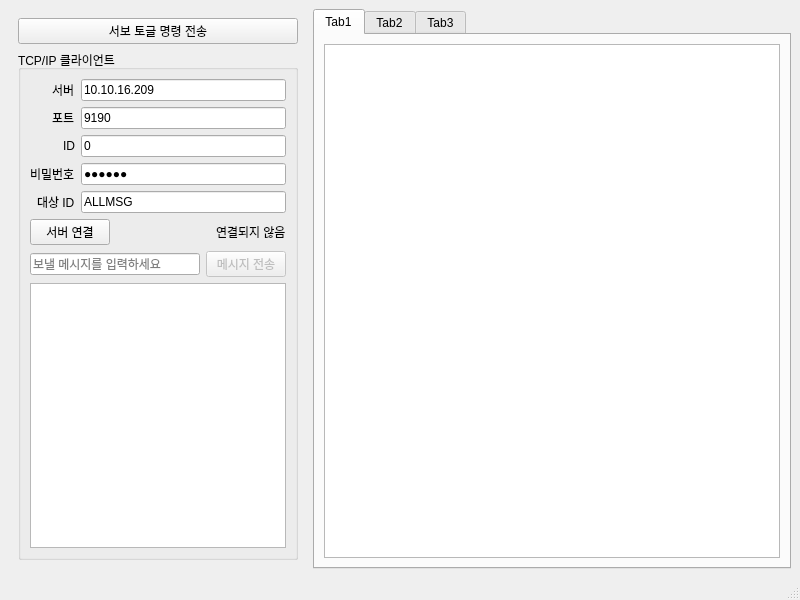
Old version of the form Qt_GUI/BoxBoxApplication/mainwindow.ui in the repository jeong7231/intel7_final_team6.
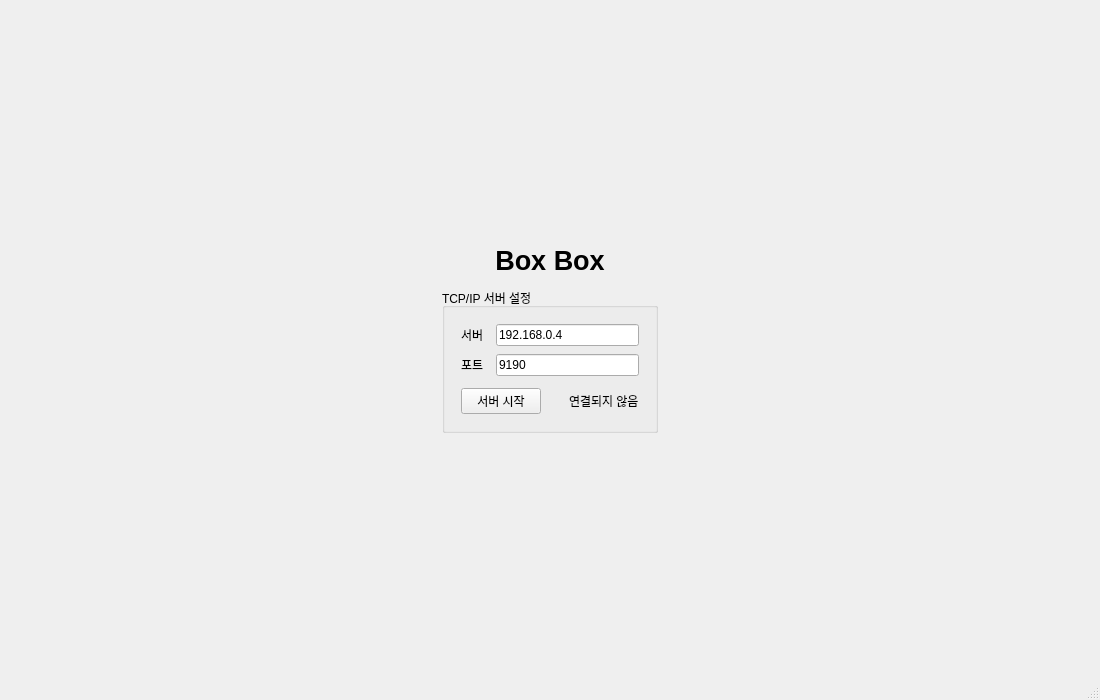
New version of the form. The open tabs and pages were chosen to show the change.

```diff
--- a/Qt_GUI/BoxBoxApplication/mainwindow.ui
+++ b/Qt_GUI/BoxBoxApplication/mainwindow.ui
@@ -6,36 +6,216 @@
    <rect>
     <x>0</x>
     <y>0</y>
-    <width>800</width>
-    <height>600</height>
+    <width>1100</width>
+    <height>700</height>
    </rect>
   </property>
   <property name="windowTitle">
    <string>MainWindow</string>
   </property>
   <widget class="QWidget" name="centralwidget">
-   <layout class="QHBoxLayout" name="mainLayout" stretch="0,1">
+   <layout class="QVBoxLayout" name="centralLayout">
+    <property name="spacing">
+     <number>6</number>
+    </property>
+    <property name="leftMargin">
+     <number>9</number>
+    </property>
+    <property name="topMargin">
+     <number>9</number>
+    </property>
+    <property name="rightMargin">
+     <number>9</number>
+    </property>
+    <property name="bottomMargin">
+     <number>9</number>
+    </property>
     <item>
-     <widget class="QWidget" name="leftPanel">
-      <layout class="QVBoxLayout" name="leftLayout" stretch="0,1">
+     <widget class="QStackedWidget" name="stackedWidget">
+      <property name="currentIndex">
+       <number>0</number>
+      </property>
+      <widget class="QWidget" name="connectPage">
+       <layout class="QVBoxLayout" name="connectPageLayout">
+        <property name="spacing">
+         <number>12</number>
+        </property>
+        <property name="leftMargin">
+         <number>0</number>
+        </property>
+        <property name="topMargin">
+         <number>20</number>
+        </property>
+        <property name="rightMargin">
+         <number>0</number>
+        </property>
+        <property name="bottomMargin">
+         <number>20</number>
+        </property>
        <item>
-        <widget class="QPushButton" name="publishButton">
+         <spacer name="connectPageTopSpacer">
+          <property name="orientation">
+           <enum>Qt::Orientation::Vertical</enum>
+          </property>
+          <property name="sizeType">
+           <enum>QSizePolicy::Policy::Expanding</enum>
+          </property>
+          <property name="sizeHint" stdset="0">
+           <size>
+            <width>20</width>
+            <height>20</height>
+           </size>
+          </property>
+         </spacer>
+        </item>
+        <item alignment="Qt::AlignmentFlag::AlignHCenter">
+         <widget class="QLabel" name="connectPageTitleLabel">
+          <property name="font">
+           <font>
+            <pointsize>20</pointsize>
+            <bold>true</bold>
+           </font>
+          </property>
          <property name="text">
-          <string>서보 토글 명령 전송</string>
-         </property>
-        </widget>
-       </item>
-       <item>
-        <widget class="QGroupBox" name="tcpGroupBox">
+           <string notr="true">Box Box</string>
+          </property>
+          <property name="alignment">
+           <set>Qt::AlignmentFlag::AlignCenter</set>
+          </property>
+         </widget>
+        </item>
+        <item alignment="Qt::AlignmentFlag::AlignHCenter">
+         <widget class="QGroupBox" name="connectPageGroupBox">
+          <property name="sizePolicy">
+           <sizepolicy hsizetype="Preferred" vsizetype="Fixed">
+            <horstretch>0</horstretch>
+            <verstretch>0</verstretch>
+           </sizepolicy>
+          </property>
          <property name="title">
-          <string>TCP/IP 클라이언트</string>
-         </property>
-         <layout class="QVBoxLayout" name="verticalLayout_2" stretch="0,0,0,1">
+           <string>TCP/IP 서버 설정</string>
+          </property>
+          <layout class="QVBoxLayout" name="connectPageGroupBoxLayout">
+           <property name="spacing">
+            <number>12</number>
+           </property>
+           <property name="leftMargin">
+            <number>16</number>
+           </property>
+           <property name="topMargin">
+            <number>16</number>
+           </property>
+           <property name="rightMargin">
+            <number>16</number>
+           </property>
+           <property name="bottomMargin">
+            <number>16</number>
+           </property>
           <item>
-           <layout class="QFormLayout" name="formLayout">
-            <property name="labelAlignment">
-             <set>Qt::AlignRight|Qt::AlignTrailing|Qt::AlignVCenter</set>
-            </property>
+            <layout class="QFormLayout" name="connectPageFormLayout">
+             <property name="horizontalSpacing">
+              <number>12</number>
+             </property>
+             <property name="verticalSpacing">
+              <number>8</number>
+             </property>
+             <item row="0" column="0">
+              <widget class="QLabel" name="connectServerLabel">
+               <property name="text">
+                <string>서버</string>
+               </property>
+              </widget>
+             </item>
+             <item row="0" column="1">
+              <widget class="QLineEdit" name="connectServerLineEdit">
+               <property name="text">
+                <string>192.168.0.4</string>
+               </property>
+              </widget>
+             </item>
+             <item row="1" column="0">
+              <widget class="QLabel" name="connectPortLabel">
+               <property name="text">
+                <string>포트</string>
+               </property>
+              </widget>
+             </item>
+             <item row="1" column="1">
+              <widget class="QLineEdit" name="connectPortLineEdit">
+               <property name="text">
+                <string>9190</string>
+               </property>
+              </widget>
+             </item>
+            </layout>
+           </item>
+           <item>
+            <layout class="QHBoxLayout" name="connectPageButtonLayout">
+             <item>
+              <widget class="QPushButton" name="connectPageConnectButton">
+               <property name="text">
+                <string>서버 시작</string>
+               </property>
+              </widget>
+             </item>
+             <item>
+              <spacer name="connectPageButtonSpacer">
+               <property name="orientation">
+                <enum>Qt::Orientation::Horizontal</enum>
+               </property>
+               <property name="sizeType">
+                <enum>QSizePolicy::Policy::Fixed</enum>
+               </property>
+               <property name="sizeHint" stdset="0">
+                <size>
+                 <width>16</width>
+                 <height>20</height>
+                </size>
+               </property>
+              </spacer>
+             </item>
+             <item>
+              <widget class="QLabel" name="connectPageStatusLabel">
+               <property name="text">
+                <string>연결되지 않음</string>
+               </property>
+              </widget>
+             </item>
+            </layout>
+           </item>
+          </layout>
+         </widget>
+        </item>
+        <item>
+         <spacer name="connectPageBottomSpacer">
+          <property name="orientation">
+           <enum>Qt::Orientation::Vertical</enum>
+          </property>
+          <property name="sizeType">
+           <enum>QSizePolicy::Policy::Expanding</enum>
+          </property>
+          <property name="sizeHint" stdset="0">
+           <size>
+            <width>20</width>
+            <height>20</height>
+           </size>
+          </property>
+         </spacer>
+        </item>
+       </layout>
+      </widget>
+      <widget class="QWidget" name="mainPage">
+       <layout class="QHBoxLayout" name="mainPageLayout">
+        <item>
+         <layout class="QVBoxLayout" name="leftLayout">
+          <item>
+           <widget class="QGroupBox" name="connectionGroupBox">
+            <property name="title">
+             <string>TCP/IP 제어</string>
+            </property>
+            <layout class="QVBoxLayout" name="connectionGroupBoxLayout">
+             <item>
+              <layout class="QFormLayout" name="connectionFormLayout">
             <item row="0" column="0">
              <widget class="QLabel" name="serverLabel">
               <property name="text">
@@ -46,7 +226,7 @@
             <item row="0" column="1">
              <widget class="QLineEdit" name="serverLineEdit">
               <property name="text">
-               <string>10.10.16.209</string>
+                  <string>10.10.16.44</string>
               </property>
              </widget>
             </item>
@@ -64,59 +244,14 @@
               </property>
              </widget>
             </item>
-            <item row="2" column="0">
-             <widget class="QLabel" name="idLabel">
-              <property name="text">
-               <string>ID</string>
-              </property>
-             </widget>
-            </item>
-            <item row="2" column="1">
-             <widget class="QLineEdit" name="idLineEdit">
-              <property name="text">
-               <string>0</string>
-              </property>
-             </widget>
-            </item>
-            <item row="3" column="0">
-             <widget class="QLabel" name="passwordLabel">
-              <property name="text">
-               <string>비밀번호</string>
-              </property>
-             </widget>
-            </item>
-            <item row="3" column="1">
-             <widget class="QLineEdit" name="passwordLineEdit">
-              <property name="echoMode">
-               <enum>QLineEdit::Password</enum>
-              </property>
-              <property name="text">
-               <string>PASSWD</string>
-              </property>
-             </widget>
-            </item>
-            <item row="4" column="0">
-             <widget class="QLabel" name="targetLabel">
-              <property name="text">
-               <string>대상 ID</string>
-              </property>
-             </widget>
-            </item>
-            <item row="4" column="1">
-             <widget class="QLineEdit" name="targetLineEdit">
-              <property name="text">
-               <string>ALLMSG</string>
-              </property>
-             </widget>
-            </item>
            </layout>
           </item>
           <item>
-           <layout class="QHBoxLayout" name="horizontalLayout">
+              <layout class="QHBoxLayout" name="connectionButtonLayout">
             <item>
              <widget class="QPushButton" name="connectButton">
               <property name="text">
-               <string>서버 연결</string>
+                  <string>서버 시작</string>
               </property>
              </widget>
             </item>
@@ -143,7 +278,7 @@
            </layout>
           </item>
           <item>
-           <layout class="QHBoxLayout" name="horizontalLayout_2">
+              <layout class="QHBoxLayout" name="messageLayout">
             <item>
              <widget class="QLineEdit" name="messageLineEdit">
               <property name="placeholderText">
@@ -170,12 +305,20 @@
             </property>
            </widget>
           </item>
-         </layout>
+             <item>
+              <widget class="QPushButton" name="publishButton">
+               <property name="text">
+                <string>비상정지</string>
+               </property>
         </widget>
        </item>
       </layout>
      </widget>
     </item>
+         </layout>
+        </item>
+        <item>
+         <layout class="QVBoxLayout" name="rightPanelLayout">
     <item>
      <widget class="QTabWidget" name="dataTabWidget">
       <property name="currentIndex">
@@ -183,7 +326,7 @@
       </property>
       <widget class="QWidget" name="tab1">
        <attribute name="title">
-        <string>Tab1</string>
+              <string>서울</string>
        </attribute>
        <layout class="QVBoxLayout" name="tab1Layout">
         <item>
@@ -193,7 +336,7 @@
       </widget>
       <widget class="QWidget" name="tab2">
        <attribute name="title">
-        <string>Tab2</string>
+              <string>부산</string>
        </attribute>
        <layout class="QVBoxLayout" name="tab2Layout">
         <item>
@@ -203,7 +346,7 @@
       </widget>
       <widget class="QWidget" name="tab3">
        <attribute name="title">
-        <string>Tab3</string>
+              <string>대전</string>
        </attribute>
        <layout class="QVBoxLayout" name="tab3Layout">
         <item>
@@ -211,6 +354,32 @@
         </item>
        </layout>
       </widget>
+            <widget class="QWidget" name="tab4">
+             <attribute name="title">
+              <string>미분류</string>
+             </attribute>
+             <layout class="QVBoxLayout" name="tab4Layout">
+              <item>
+               <widget class="QTableView" name="tab4TableView"/>
+              </item>
+             </layout>
+            </widget>
+           </widget>
+          </item>
+          <item>
+           <widget class="QLabel" name="zoneCountLabel">
+            <property name="text">
+             <string>STM 존 전송 횟수: 서울 0회 / 대전 0회 / 부산 0회</string>
+            </property>
+            <property name="alignment">
+             <set>Qt::AlignmentFlag::AlignLeading</set>
+            </property>
+           </widget>
+          </item>
+         </layout>
+        </item>
+       </layout>
+      </widget>
      </widget>
     </item>
    </layout>
```
Left out of the diff: 43 changed lines with no effect on the pictures. Lines whose indentation alone changed are shown as unchanged.
